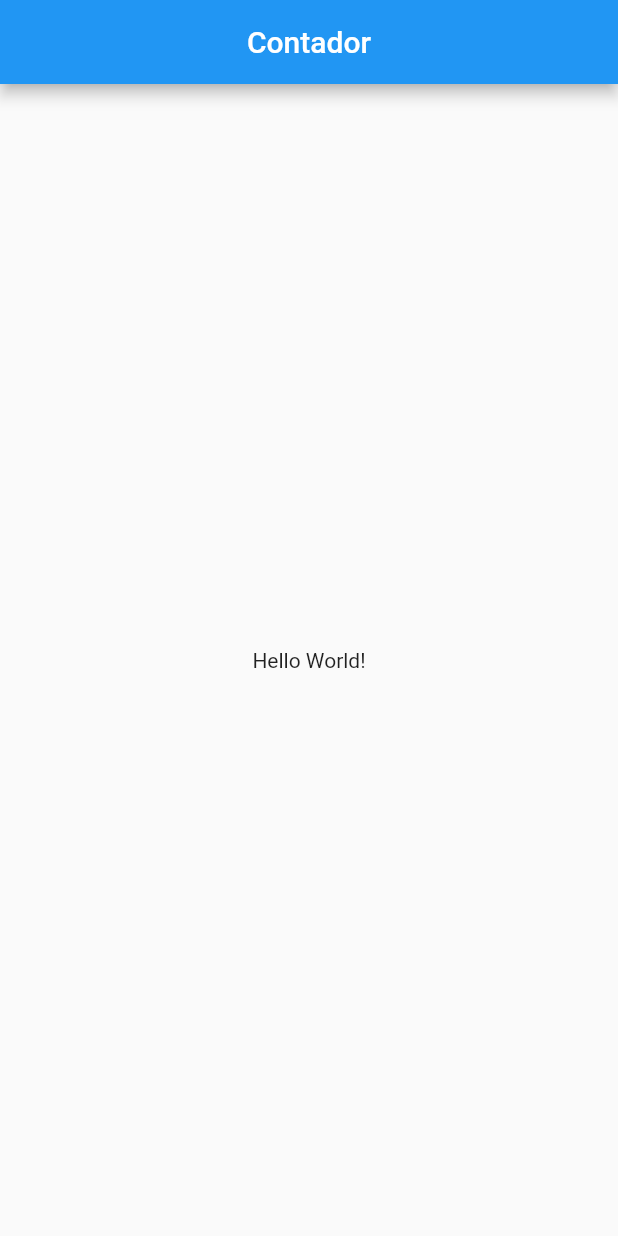
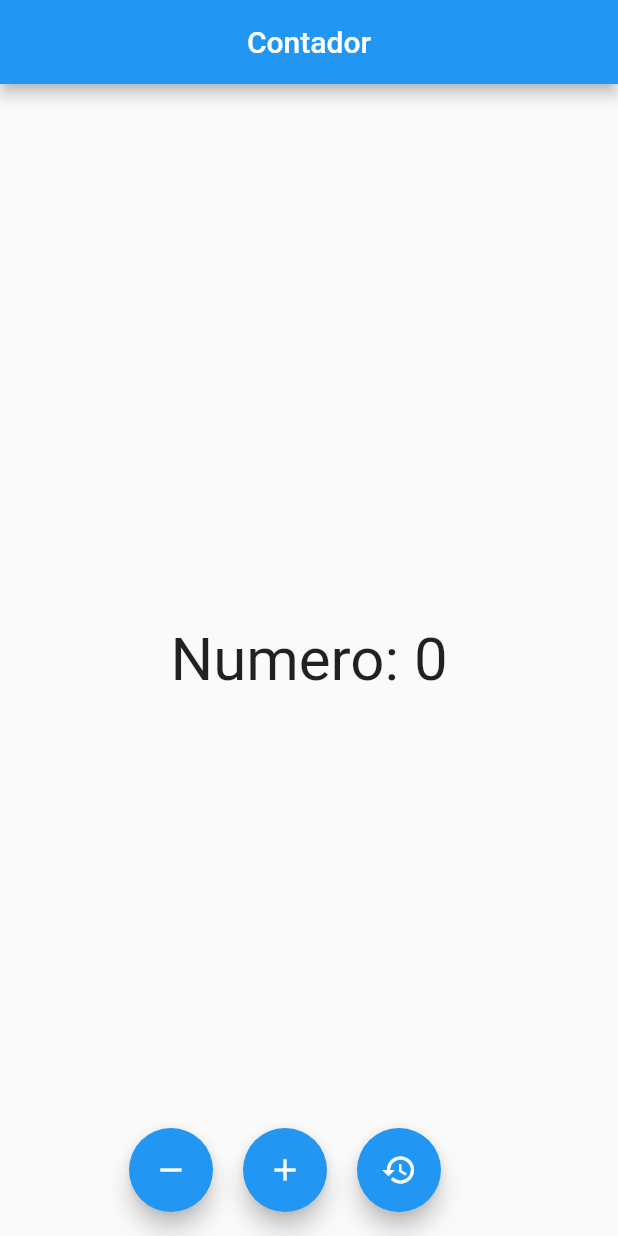
Before and after one commit to PrograMovil-1310/flutter_statefull, a Flutter app: the screen it shows after launch, on a phone screen of 412 x 824 dp. Run offline on Flutter 3.47's test engine with Material 2 defaults, Android fonts, the phone set to English and light mode, and no system bars.

Commit message:
funcionalidad de contador

```diff
--- a/lib/src/pages/home_page.dart
+++ b/lib/src/pages/home_page.dart
@@ -6,6 +6,7 @@ class HomePage extends StatefulWidget {
 }
 
 class _HomePage extends State<HomePage> {
+  int valor = 0;
   @override
   build(BuildContext context) {
     return Scaffold(
@@ -15,8 +16,29 @@ class _HomePage extends State<HomePage> {
           ),
         ),
         body: Center(
-        child: Text('Hello World!'),
+          child: Text(
+            'Numero: $valor',
+            style: TextStyle(fontSize: 40.0),
           ),
-    );
+        ),
+        floatingActionButton: Row(
+          mainAxisAlignment: MainAxisAlignment.center,
+          children: [
+            FloatingActionButton(
+              child: Icon(Icons.remove),
+              onPressed: () => setState(() => valor--),
+            ),
+            SizedBox(width: 20),
+            FloatingActionButton(
+              child: Icon(Icons.add),
+              onPressed: () => setState(() => valor++),
+            ),
+             SizedBox(width: 20),
+            FloatingActionButton(
+              child: Icon(Icons.restore),
+              onPressed: () => setState(() => valor=0),
+            ),
+          ],
+        ));
   }
 }
```
Lines whose indentation alone changed are shown as unchanged.
